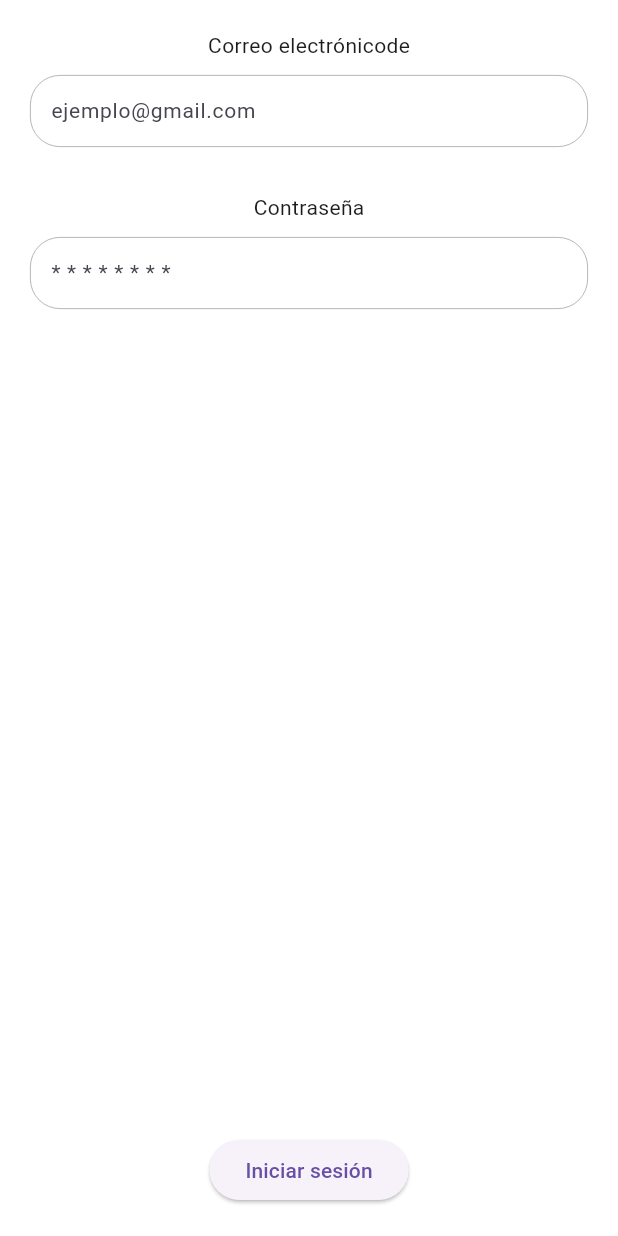
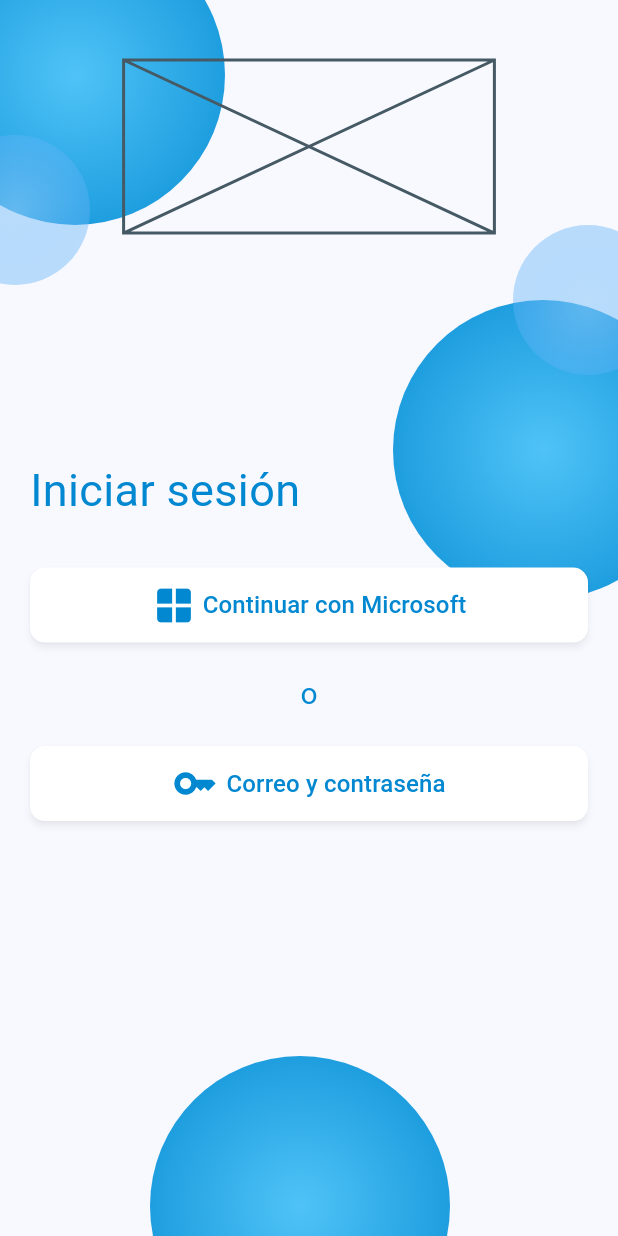
Before and after one commit to rescobar-bit/atreus, a Flutter app: the screen it shows after launch, on a phone screen of 412 x 824 dp. Run offline on Flutter 3.47's test engine with Material 3 defaults, Android fonts, the phone set to English and light mode, and no system bars; our stand-ins replace firebase_auth, firebase_core, go_router; accounts and stored records are empty.

Commit message:
Agrega screen de elección de metodo de login

```diff
--- a/lib/routes/app_routes.dart
+++ b/lib/routes/app_routes.dart
@@ -1,4 +1,4 @@
-import 'package:atreus/screens/auth/login_screen.dart';
+import 'package:atreus/screens/auth/login_method_screen.dart';
 import 'package:flutter/material.dart';
 import 'package:go_router/go_router.dart';
 
@@ -7,7 +7,7 @@ class AppRoutes {
     List<RouteBase> routes = [
       GoRoute(
         path: '/',
-        builder: (context, state) => const LoginScreen(),
+        builder: (context, state) => const LoginMethodScreen(),
       )
     ];
 
--- /dev/null
+++ b/lib/screens/auth/login_method_screen.dart
@@ -0,0 +1,133 @@
+import 'package:atreus/widgets/ui/large_sphere.dart';
+import 'package:atreus/widgets/ui/small_sphere.dart';
+import 'package:flutter/material.dart';
+
+class LoginMethodScreen extends StatelessWidget {
+  const LoginMethodScreen({super.key});
+   static const String routeName = 'login-method';
+
+  @override
+  Widget build(BuildContext context) {
+    Size size = MediaQuery.of(context).size;
+    return Scaffold(
+      backgroundColor: const Color(0xFFF8F8FF),
+      body: SafeArea(
+        child: Stack(
+          children: [
+            const Positioned(
+              top: -50,
+              left: -50,
+              child: LargeSphere(),
+            ),
+            const Positioned(
+              top: 200,
+              right: -50,
+              child: LargeSphere(),
+            ),
+            const Positioned(
+              bottom: -80,
+              left: 100,
+              child: LargeSphere(),
+            ),
+            const Positioned(
+              top: 90,
+              left: -40,
+              child: SmallSphere(),
+            ),
+            const Positioned(
+              top: 150,
+              right: -30,
+              child: SmallSphere(),
+            ),
+            Container(
+              padding: const EdgeInsets.symmetric(horizontal: 20, vertical: 40),
+              child: Column(
+                crossAxisAlignment: CrossAxisAlignment.start,
+                children: [
+                  Center(
+                    child: SizedBox(
+                      width: size.width * .6,
+                      height: size.height * .14,
+                      child: const Placeholder(),
+                    ),
+                  ),
+                  const SizedBox(height: 150,),
+                  Text(
+                    'Iniciar sesión',
+                    style: TextStyle(
+                      fontSize: 30,
+                      fontWeight: FontWeight.w400,
+                      color: Colors.lightBlue.shade700,
+                    ),
+                  ),
+                  const SizedBox(height: 30,),
+                  ElevatedButton(
+                    onPressed: () {
+                    },
+                    style: ElevatedButton.styleFrom(
+                      padding: const EdgeInsets.symmetric(vertical: 10),
+                      backgroundColor: Colors.white,
+                      shape: RoundedRectangleBorder(
+                        borderRadius: BorderRadius.circular(10),
+                      ),
+                      elevation: 2,
+                      shadowColor: Colors.black.withOpacity(0.3),
+                    ),
+                    child: Row(
+                      mainAxisAlignment: MainAxisAlignment.center,
+                      children: [
+                        Icon(
+                          Icons.window_rounded,
+                          size: 30,
+                          color: Colors.lightBlue.shade700,
+                        ),
+                        const SizedBox(width: 4),
+                        Text(
+                          'Continuar con Microsoft',
+                          style: TextStyle(fontSize: 16, color: Colors.lightBlue.shade700),
+                        ),
+                      ],
+                    ),
+                  ),
+                  const SizedBox(height: 20,),
+                  Center(
+                    child: Text('o', style: TextStyle(fontSize: 20, color: Colors.lightBlue.shade700),)
+                  ),
+                  const SizedBox(height: 20,),
+                  ElevatedButton(
+                    onPressed: () {
+                    },
+                    style: ElevatedButton.styleFrom(
+                      padding: const EdgeInsets.symmetric(vertical: 10),
+                      backgroundColor: Colors.white,
+                      shape: RoundedRectangleBorder(
+                        borderRadius: BorderRadius.circular(10),
+                      ),
+                      elevation: 2,
+                      shadowColor: Colors.black.withOpacity(0.3),
+                    ),
+                    child: Row(
+                      mainAxisAlignment: MainAxisAlignment.center,
+                      children: [
+                        Icon(
+                          Icons.key,
+                          size: 30,
+                          color: Colors.lightBlue.shade700,
+                        ),
+                        const SizedBox(width: 6),
+                        Text(
+                          'Correo y contraseña',
+                          style: TextStyle(fontSize: 16, color: Colors.lightBlue.shade700),
+                        ),
+                      ],
+                    ),
+                  ),
+                ],
+              ),
+            ),
+          ],
+        ),
+      ),
+    );
+  }
+}
--- /dev/null
+++ b/lib/screens/auth/microsoft_login_screen.dart
@@ -0,0 +1,14 @@
+import 'package:flutter/material.dart';
+
+class MicrosoftLoginScreen extends StatelessWidget {
+  const MicrosoftLoginScreen({super.key});
+
+  @override
+  Widget build(BuildContext context) {
+    return const Scaffold(
+      body: Center(
+        child: Text('Inicio con microsoft'),
+      ),
+    );
+  }
+}
--- /dev/null
+++ b/lib/widgets/ui/large_sphere.dart
@@ -0,0 +1,24 @@
+import 'package:flutter/material.dart';
+
+class LargeSphere extends StatelessWidget {
+  const LargeSphere({super.key});
+
+  @override
+  Widget build(BuildContext context) {
+    return Container(
+      width: 200,
+      height: 200,
+      decoration: BoxDecoration(
+        shape: BoxShape.circle,
+        gradient: RadialGradient(
+          colors: [
+            Colors.lightBlue.shade300, // Color del centro (más claro)
+            Colors.lightBlue.shade700, // Color del borde (más oscuro)
+          ],
+          center: Alignment.center,
+          radius: 0.8, // Ajusta el radio del degradado
+        ),
+      ),
+    );
+  }
+}
--- /dev/null
+++ b/lib/widgets/ui/small_sphere.dart
@@ -0,0 +1,24 @@
+import 'package:flutter/material.dart';
+
+class SmallSphere extends StatelessWidget {
+  const SmallSphere({super.key});
+
+  @override
+  Widget build(BuildContext context) {
+    return Container(
+      width: 100,
+      height: 100,
+      decoration: BoxDecoration(
+        shape: BoxShape.circle,
+        gradient: RadialGradient(
+          colors: [
+            Colors.blue.shade200.withOpacity(0.6),
+            Colors.blue.shade400.withOpacity(0.3),
+          ],
+          center: Alignment.center,
+          radius: 0.8, // Ajusta el radio del degradado
+        ),
+      ),
+    );
+  }
+}
```
Also changed, not shown: lib/screens/auth/credentials_login_screen.dart (renamed from lib/screens/auth/login_screen.dart), lib/screens/auth/register_screen.dart (added).
